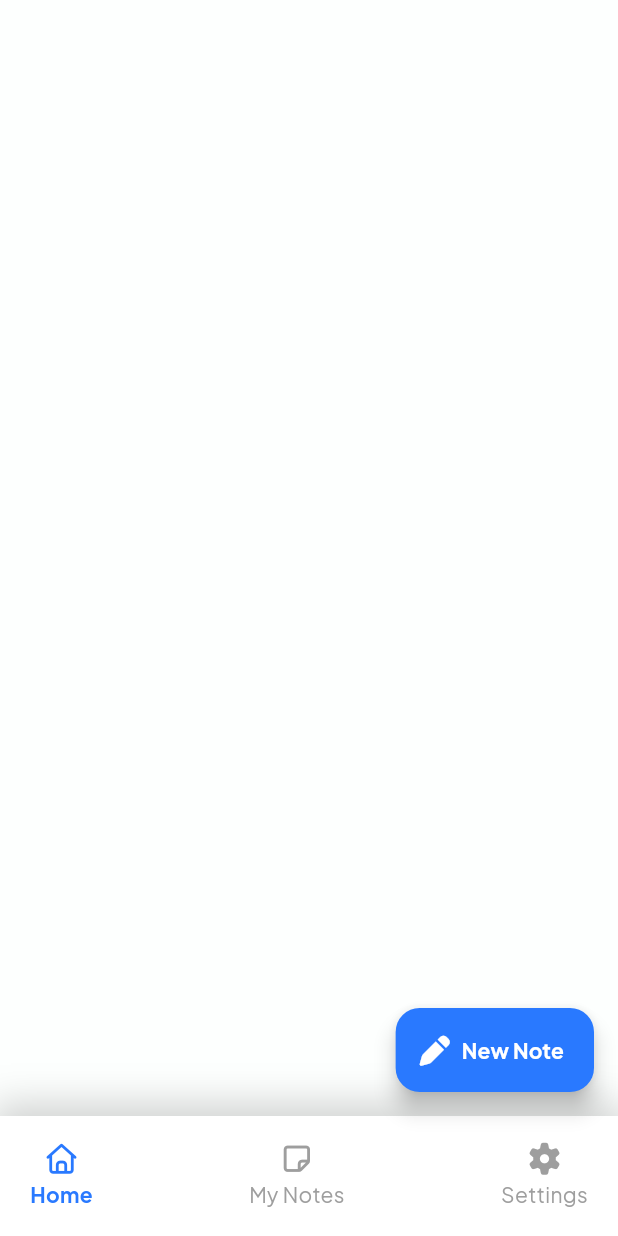
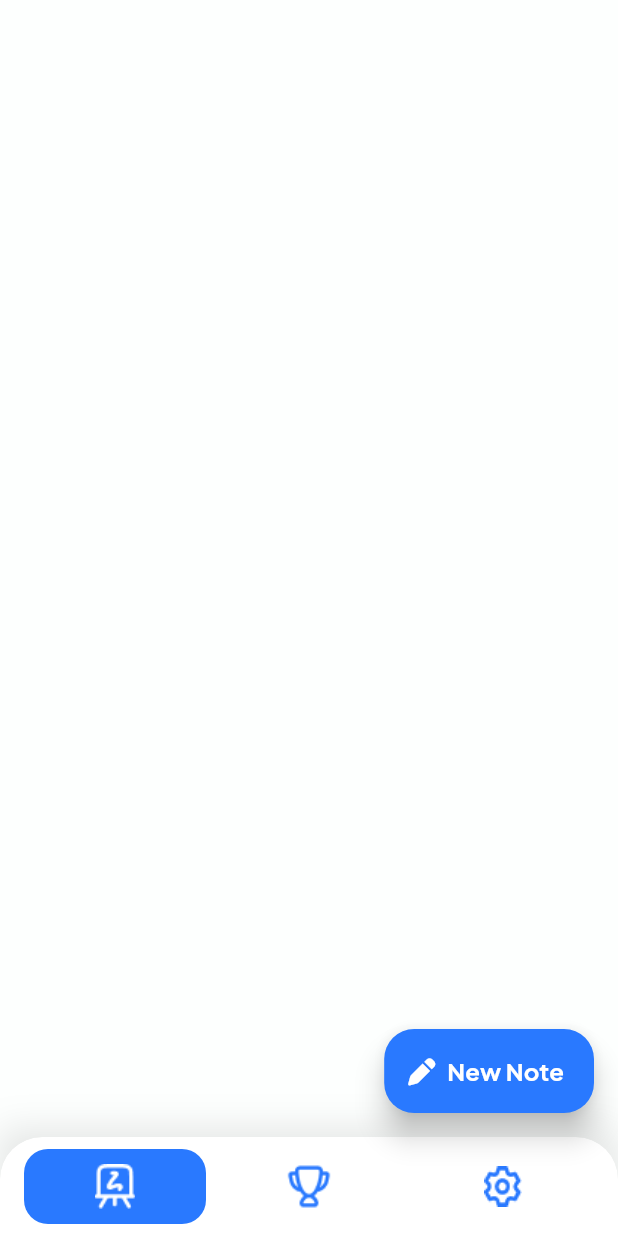
Before and after one commit to NotDaniArya/community_feedback, a Flutter app: the screen it shows after launch, on a phone screen of 412 x 824 dp. Run offline on Flutter 3.47's test engine with Material 3 defaults, Android fonts, the phone set to English and light mode, and no system bars; our stand-ins replace cached_network_image, dartz, drift, equatable, flutter_animate, flutter_bloc and 5 more; accounts and stored records are empty; generated files the repository leaves out were written again.

Commit message:
refactor: memperbaiki tampilan navigation menu

```diff
--- a/lib/navigation_menu.dart
+++ b/lib/navigation_menu.dart
@@ -1,6 +1,7 @@
 import 'package:community_feedback/features/auth/presentation/screens/login/login_screen.dart';
 import 'package:community_feedback/features/notes/presentation/screens/notes_screen.dart';
 import 'package:community_feedback/utils/constant/colors.dart';
+import 'package:community_feedback/utils/constant/sizes.dart';
 import 'package:flutter/material.dart';
 import 'package:font_awesome_flutter/font_awesome_flutter.dart';
 
@@ -13,8 +14,11 @@ class NavigationMenu extends StatefulWidget {
   State<NavigationMenu> createState() => _NavigationMenuState();
 }
 
-class _NavigationMenuState extends State<NavigationMenu> {
+class _NavigationMenuState extends State<NavigationMenu>
+    with SingleTickerProviderStateMixin {
   int _selectedIndex = 0;
+  late AnimationController _animationController;
+  late Animation<double> _fadeAnimation;
 
   static final List<Widget> _listMenu = [
     const NotesScreen(),
@@ -22,10 +26,36 @@ class _NavigationMenuState extends State<NavigationMenu> {
     Container(),
   ];
 
+  @override
+  void initState() {
+    super.initState();
+    _animationController = AnimationController(
+      vsync: this,
+      duration: const Duration(milliseconds: 300),
+    );
+    _fadeAnimation = Tween<double>(begin: 0.0, end: 1.0).animate(
+      CurvedAnimation(
+        parent: _animationController,
+        curve: Curves.easeInOut,
+      ),
+    );
+    _animationController.forward();
+  }
+
+  @override
+  void dispose() {
+    _animationController.dispose();
+    super.dispose();
+  }
+
   void _selectedScreen(int index) {
+    if (_selectedIndex != index) {
       setState(() {
         _selectedIndex = index;
+        _animationController.reset();
+        _animationController.forward();
       });
+    }
   }
 
   @override
@@ -35,43 +65,52 @@ class _NavigationMenuState extends State<NavigationMenu> {
     return Scaffold(
       backgroundColor: TColors.backgroundColor,
       extendBody: true,
-      body: _listMenu[_selectedIndex],
-
-      bottomNavigationBar: SafeArea(
-        child: Container(
+      body: FadeTransition(
+        opacity: _fadeAnimation,
+        child: _listMenu[_selectedIndex],
+      ),
+      bottomNavigationBar: Container(
         decoration: BoxDecoration(
-            color: Colors.white,
           boxShadow: [
             BoxShadow(
-                color: Colors.black.withOpacity(0.18),
+              color: Colors.black.withOpacity(0.1),
               blurRadius: 20,
-                spreadRadius: 5,
-                offset: const Offset(0, -3),
+              spreadRadius: 0,
+              offset: const Offset(0, -5),
             ),
           ],
         ),
-          child: BottomAppBar(
+        child: ClipRRect(
+          borderRadius: const BorderRadius.vertical(
+            top: Radius.circular(28),
+          ),
+          child: Container(
+            decoration: const BoxDecoration(
               color: Colors.white,
-
-            clipBehavior: Clip.antiAlias,
-            padding: const EdgeInsets.symmetric(horizontal: 12.0),
+              borderRadius: BorderRadius.vertical(
+                top: Radius.circular(28),
+              ),
+            ),
+            child: SafeArea(
+              top: false,
+              child: Container(
+                padding: const EdgeInsets.symmetric(
+                  horizontal: TSizes.mediumSpace,
+                  vertical: 8,
+                ),
                 child: Row(
-              mainAxisAlignment: MainAxisAlignment.spaceBetween,
+                  mainAxisAlignment: MainAxisAlignment.spaceAround,
                   children: <Widget>[
                     _buildNavItem(
-                  icon: FontAwesomeIcons.home,
-                  label: 'Home',
+                      icon: 'assets/icons/canvas.png',
                       index: 0,
                     ),
                     _buildNavItem(
-                  icon: FontAwesomeIcons.stickyNote,
-                  label: 'My Notes',
+                      icon: 'assets/icons/toplikes_icon.png',
                       index: 1,
                     ),
-
                     _buildNavItem(
-                  icon: FontAwesomeIcons.gear,
-                  label: 'Settings',
+                      icon: 'assets/icons/settings_icon.png',
                       index: 2,
                     ),
                   ],
@@ -79,8 +118,17 @@ class _NavigationMenuState extends State<NavigationMenu> {
               ),
             ),
           ),
+        ),
+      ),
       floatingActionButton: _selectedIndex == 0
-          ? FloatingActionButton.extended(
+          ? TweenAnimationBuilder<double>(
+              tween: Tween<double>(begin: 0.0, end: 1.0),
+              duration: const Duration(milliseconds: 400),
+              curve: Curves.elasticOut,
+              builder: (context, value, child) {
+                return Transform.scale(
+                  scale: value,
+                  child: FloatingActionButton.extended(
                     onPressed: () {
                       showModalBottomSheet(
                         backgroundColor: TColors.backgroundColor,
@@ -88,14 +136,15 @@ class _NavigationMenuState extends State<NavigationMenu> {
                         isScrollControlled: true,
                         shape: const RoundedRectangleBorder(
                           borderRadius: BorderRadius.vertical(
-                      top: Radius.circular(20),
+                            top: Radius.circular(28),
                           ),
                         ),
                         builder: (context) => const AddNote(),
                       );
                     },
+                    elevation: 8,
                     shape: RoundedRectangleBorder(
-                borderRadius: BorderRadius.circular(16),
+                      borderRadius: BorderRadius.circular(20),
                     ),
                     backgroundColor: TColors.primaryColor,
                     label: Text(
@@ -103,44 +152,56 @@ class _NavigationMenuState extends State<NavigationMenu> {
                       style: textTheme.labelLarge!.copyWith(
                         color: Colors.white,
                         fontWeight: FontWeight.bold,
+                        fontSize: 16,
                       ),
                     ),
                     icon: const FaIcon(
                       FontAwesomeIcons.pen,
                       color: Colors.white,
-                size: 20,
+                      size: 18,
                     ),
+                  ),
+                );
+              },
             )
           : null,
+      // floatingActionButtonLocation: FloatingActionButtonLocation.centerDocked,
     );
   }
 
   Widget _buildNavItem({
-    required IconData icon,
-    required String label,
+    required String icon,
     required int index,
   }) {
     final isSelected = _selectedIndex == index;
-    final color = isSelected ? TColors.primaryColor : Colors.grey;
+    final color = isSelected ? Colors.white : TColors.primaryColor;
 
-    return InkWell(
+    return Expanded(
+      child: GestureDetector(
         onTap: () => _selectedScreen(index),
-      borderRadius: BorderRadius.circular(20),
-      child: Padding(
-        padding: const EdgeInsets.symmetric(horizontal: 8.0, vertical: 6.0),
-        child: Column(
-          mainAxisSize: MainAxisSize.min,
-          children: [
-            Icon(icon, color: color, size: 20),
-            const SizedBox(height: 4),
-            Text(
-              label,
-              style: TextStyle(
+        behavior: HitTestBehavior.opaque,
+          child: AnimatedContainer(
+          duration: const Duration(milliseconds: 250),
+          curve: Curves.easeInOut,
+          margin: EdgeInsets.symmetric(
+            horizontal: isSelected ? 4 : 2,
+          ),
+          padding: const EdgeInsets.symmetric(
+            horizontal: 10,
+            vertical: 10,
+          ),
+          decoration: BoxDecoration(
+            color: isSelected
+                ? TColors.primaryColor
+                : Colors.transparent,
+            borderRadius: BorderRadius.circular(16),
+          ),
+          child: Image.asset(
+            icon,
             color: color,
-                fontWeight: isSelected ? FontWeight.bold : FontWeight.normal,
+            width: 30,
+            height: 30,
           ),
-            ),
-          ],
         ),
       ),
     );
--- a/pubspec.yaml
+++ b/pubspec.yaml
@@ -36,3 +36,4 @@ flutter:
   assets:
     - assets/images/
     - assets/logos/
+    - assets/icons/
```
Also changed, not shown: assets/icons/canvas.png (added), assets/icons/settings_icon.png (added), assets/icons/toplikes_icon.png (added), 2 other files. Lines whose indentation alone changed are shown as unchanged.
